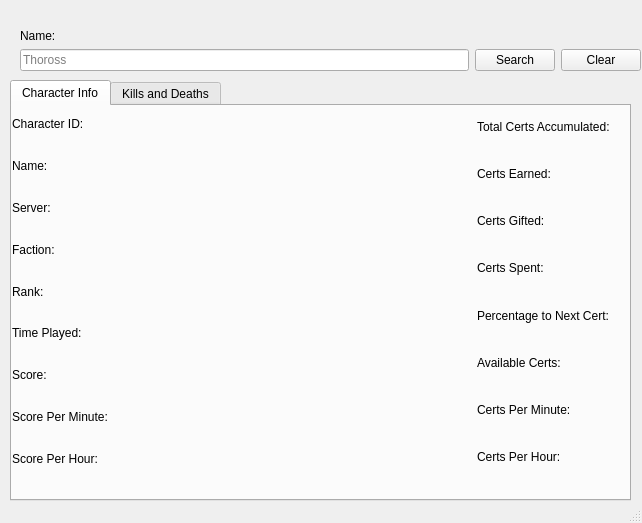
This is src/GUI/mainwindow.ui in Thoross/PS2-Stats as Qt 5 draws it before an edit. The edited form follows.
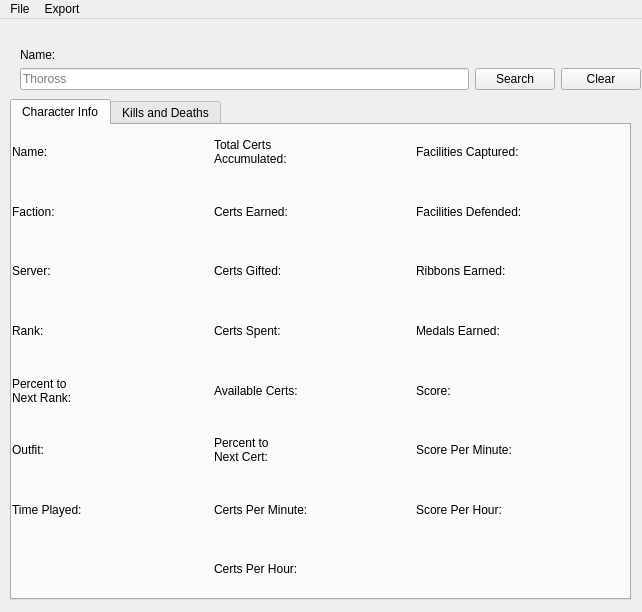
This is the edited form.

The edit to the form file:
```diff
--- a/src/GUI/mainwindow.ui
+++ b/src/GUI/mainwindow.ui
@@ -7,7 +7,7 @@
     <x>0</x>
     <y>0</y>
     <width>642</width>
-    <height>523</height>
+    <height>612</height>
    </rect>
   </property>
   <property name="windowTitle">
@@ -72,9 +72,15 @@
       <x>10</x>
       <y>80</y>
       <width>621</width>
-      <height>421</height>
+      <height>501</height>
      </rect>
     </property>
+    <property name="sizePolicy">
+     <sizepolicy hsizetype="Preferred" vsizetype="Preferred">
+      <horstretch>0</horstretch>
+      <verstretch>0</verstretch>
+     </sizepolicy>
+    </property>
     <property name="tabPosition">
      <enum>QTabWidget::North</enum>
     </property>
@@ -94,338 +100,326 @@
         <x>0</x>
         <y>0</y>
         <width>611</width>
-        <height>371</height>
+        <height>471</height>
        </rect>
       </property>
-      <layout class="QHBoxLayout" name="horizontalLayout">
-       <item>
-        <layout class="QVBoxLayout" name="verticalLayout_5">
-         <item>
-          <layout class="QHBoxLayout" name="horizontalLayout_26">
-           <item>
-            <widget class="QLabel" name="lbl_character_id">
+      <layout class="QGridLayout" name="gridLayout_3">
+       <item row="5" column="1">
+        <widget class="QLabel" name="lbl_outfit_value">
              <property name="text">
-              <string>Character ID:</string>
+          <string/>
              </property>
             </widget>
            </item>
-           <item>
-            <widget class="QLabel" name="lbl_character_value">
+       <item row="0" column="5">
+        <widget class="QLabel" name="lbl_facility_captured_value">
              <property name="text">
               <string/>
              </property>
             </widget>
            </item>
-          </layout>
-         </item>
-         <item>
-          <layout class="QHBoxLayout" name="horizontalLayout_27">
-           <item>
+       <item row="6" column="5">
+        <widget class="QLabel" name="lbl_sph_value">
+         <property name="text">
+          <string/>
+         </property>
+        </widget>
+       </item>
+       <item row="2" column="2">
+        <widget class="QLabel" name="lbl_gifted_certs">
+         <property name="text">
+          <string>Certs Gifted:</string>
+         </property>
+        </widget>
+       </item>
+       <item row="0" column="0">
             <widget class="QLabel" name="lbl_name">
              <property name="text">
               <string>Name:</string>
              </property>
             </widget>
            </item>
-           <item>
+       <item row="0" column="1">
             <widget class="QLabel" name="lbl_name_value">
              <property name="text">
               <string/>
              </property>
             </widget>
            </item>
-          </layout>
-         </item>
-         <item>
-          <layout class="QHBoxLayout" name="horizontalLayout_6">
-           <item>
-            <widget class="QLabel" name="lbl_server">
+       <item row="0" column="3">
+        <widget class="QLabel" name="lbl_total_certs_value">
              <property name="text">
-              <string>&lt;html&gt;&lt;head/&gt;&lt;body&gt;&lt;p&gt;Server:&lt;/p&gt;&lt;/body&gt;&lt;/html&gt;</string>
+          <string/>
              </property>
             </widget>
            </item>
-           <item>
-            <widget class="QLabel" name="lbl_server_value">
+       <item row="1" column="1">
+        <widget class="QLabel" name="lbl_faction_value">
              <property name="text">
               <string/>
              </property>
             </widget>
            </item>
-          </layout>
-         </item>
-         <item>
-          <layout class="QHBoxLayout" name="horizontalLayout_5">
-           <item>
+       <item row="1" column="0">
             <widget class="QLabel" name="lbl_faction">
              <property name="text">
               <string>Faction:</string>
              </property>
             </widget>
            </item>
-           <item>
-            <widget class="QLabel" name="lbl_faction_value">
+       <item row="2" column="0">
+        <widget class="QLabel" name="lbl_server">
              <property name="text">
+          <string>Server:</string>
+         </property>
+        </widget>
+       </item>
+       <item row="4" column="1">
+        <widget class="QLabel" name="lbl_percent_to_next_rank_value">
+         <property name="text">
               <string/>
              </property>
             </widget>
            </item>
-          </layout>
-         </item>
-         <item>
-          <layout class="QHBoxLayout" name="horizontalLayout_28">
-           <item>
-            <widget class="QLabel" name="lbl_rank">
-             <property name="sizePolicy">
-              <sizepolicy hsizetype="Preferred" vsizetype="Preferred">
-               <horstretch>0</horstretch>
-               <verstretch>0</verstretch>
-              </sizepolicy>
-             </property>
+       <item row="7" column="2">
+        <widget class="QLabel" name="lbl_cph">
+         <property name="text">
+          <string>Certs Per Hour:</string>
+         </property>
+        </widget>
+       </item>
+       <item row="0" column="4">
+        <widget class="QLabel" name="lbl_facility_captured">
+         <property name="text">
+          <string>Facilities Captured:</string>
+         </property>
+        </widget>
+       </item>
+       <item row="1" column="5">
+        <widget class="QLabel" name="lbl_facility_defended_value">
              <property name="text">
-              <string>Rank:</string>
+          <string/>
              </property>
             </widget>
            </item>
-           <item>
+       <item row="1" column="2">
+        <widget class="QLabel" name="lbl_earned_certs">
+         <property name="text">
+          <string>Certs Earned:</string>
+         </property>
+        </widget>
+       </item>
+       <item row="5" column="5">
+        <widget class="QLabel" name="lbl_spm_value">
+         <property name="text">
+          <string/>
+         </property>
+        </widget>
+       </item>
+       <item row="2" column="1">
+        <widget class="QLabel" name="lbl_server_value">
+         <property name="text">
+          <string/>
+         </property>
+        </widget>
+       </item>
+       <item row="6" column="1">
+        <widget class="QLabel" name="lbl_timeplayed_value">
+         <property name="text">
+          <string/>
+         </property>
+        </widget>
+       </item>
+       <item row="0" column="2">
+        <widget class="QLabel" name="lbl_total_certs">
+         <property name="text">
+          <string>Total Certs 
+Accumulated:</string>
+         </property>
+        </widget>
+       </item>
+       <item row="1" column="4">
+        <widget class="QLabel" name="lbl_faciliy_defended">
+         <property name="text">
+          <string>Facilities Defended:</string>
+         </property>
+        </widget>
+       </item>
+       <item row="3" column="1">
             <widget class="QLabel" name="lbl_rank_value">
              <property name="text">
               <string/>
              </property>
             </widget>
            </item>
-          </layout>
-         </item>
-         <item>
-          <layout class="QHBoxLayout" name="horizontalLayout_29">
-           <item>
+       <item row="6" column="0">
             <widget class="QLabel" name="lbl_timeplayed">
              <property name="text">
               <string>Time Played:</string>
              </property>
             </widget>
            </item>
-           <item>
-            <widget class="QLabel" name="lbl_timeplayed_value">
+       <item row="4" column="0">
+        <widget class="QLabel" name="lbl_percent_to_next_rank">
              <property name="text">
-              <string/>
+          <string>Percent to 
+Next Rank:</string>
              </property>
             </widget>
            </item>
-          </layout>
-         </item>
-         <item>
-          <layout class="QHBoxLayout" name="horizontalLayout_30">
-           <item>
-            <widget class="QLabel" name="lbl_score">
-             <property name="text">
-              <string>Score:</string>
-             </property>
-            </widget>
-           </item>
-           <item>
-            <widget class="QLabel" name="lbl_score_value">
-             <property name="text">
-              <string/>
-             </property>
-            </widget>
-           </item>
-          </layout>
-         </item>
-         <item>
-          <layout class="QHBoxLayout" name="horizontalLayout_21">
-           <item>
-            <widget class="QLabel" name="lbl_spm">
-             <property name="text">
-              <string>Score Per Minute:</string>
-             </property>
-            </widget>
-           </item>
-           <item>
-            <widget class="QLabel" name="lbl_spm_value">
-             <property name="text">
-              <string/>
-             </property>
-            </widget>
-           </item>
-          </layout>
-         </item>
-         <item>
-          <layout class="QHBoxLayout" name="horizontalLayout_22">
-           <item>
-            <widget class="QLabel" name="lbl_sph">
-             <property name="text">
-              <string>Score Per Hour:</string>
-             </property>
-            </widget>
-           </item>
-           <item>
-            <widget class="QLabel" name="lbl_sph_value">
-             <property name="text">
-              <string/>
-             </property>
-            </widget>
-           </item>
-          </layout>
-         </item>
-        </layout>
-       </item>
-       <item>
-        <layout class="QVBoxLayout" name="verticalLayout_4">
-         <item>
-          <layout class="QHBoxLayout" name="horizontalLayout_7">
-           <item>
-            <widget class="QLabel" name="lbl_total_certs">
-             <property name="text">
-              <string>Total Certs Accumulated:</string>
-             </property>
-            </widget>
-           </item>
-           <item>
-            <widget class="QLabel" name="lbl_total_certs_value">
-             <property name="text">
-              <string/>
-             </property>
-            </widget>
-           </item>
-          </layout>
-         </item>
-         <item>
-          <layout class="QHBoxLayout" name="horizontalLayout_4">
-           <item>
-            <widget class="QLabel" name="lbl_certs">
-             <property name="text">
-              <string>Certs Earned:</string>
-             </property>
-            </widget>
-           </item>
-           <item>
-            <widget class="QLabel" name="lbl_certs_value">
-             <property name="text">
-              <string/>
-             </property>
-            </widget>
-           </item>
-          </layout>
-         </item>
-         <item>
-          <layout class="QHBoxLayout" name="horizontalLayout_10">
-           <item>
-            <widget class="QLabel" name="lbl_gifted_certs">
-             <property name="text">
-              <string>Certs Gifted:</string>
-             </property>
-            </widget>
-           </item>
-           <item>
-            <widget class="QLabel" name="lbl_gifted_certs_value">
-             <property name="text">
-              <string/>
-             </property>
-            </widget>
-           </item>
-          </layout>
-         </item>
-         <item>
-          <layout class="QHBoxLayout" name="horizontalLayout_3">
-           <item>
+       <item row="3" column="2">
             <widget class="QLabel" name="lbl_spent_certs">
              <property name="text">
               <string>Certs Spent:</string>
              </property>
             </widget>
            </item>
-           <item>
-            <widget class="QLabel" name="lbl_spent_certs_value">
+       <item row="1" column="3">
+        <widget class="QLabel" name="lbl_earned_certs_value">
              <property name="text">
               <string/>
              </property>
             </widget>
            </item>
-          </layout>
-         </item>
-         <item>
-          <layout class="QHBoxLayout" name="horizontalLayout_25">
-           <item>
-            <widget class="QLabel" name="lbl_percentage_to_next">
+       <item row="2" column="4">
+        <widget class="QLabel" name="lbl_ribbons_earned">
+         <property name="text">
+          <string>Ribbons Earned:</string>
+         </property>
+        </widget>
+       </item>
+       <item row="5" column="3">
+        <widget class="QLabel" name="lbl_percent_to_next_cert_value">
              <property name="text">
-              <string>Percentage to Next Cert:</string>
+          <string/>
              </property>
             </widget>
            </item>
-           <item>
-            <widget class="QLabel" name="lbl_percentage_to_next_value">
+       <item row="2" column="5">
+        <widget class="QLabel" name="lbl_ribbons_earned_value">
              <property name="text">
               <string/>
              </property>
             </widget>
            </item>
-          </layout>
-         </item>
-         <item>
-          <layout class="QHBoxLayout" name="horizontalLayout_8">
-           <item>
+       <item row="4" column="3">
+        <widget class="QLabel" name="lbl_available_certs_value">
+         <property name="text">
+          <string/>
+         </property>
+        </widget>
+       </item>
+       <item row="3" column="4">
+        <widget class="QLabel" name="lbl_medals_earned">
+         <property name="text">
+          <string>Medals Earned:</string>
+         </property>
+        </widget>
+       </item>
+       <item row="3" column="0">
+        <widget class="QLabel" name="lbl_rank">
+         <property name="sizePolicy">
+          <sizepolicy hsizetype="Preferred" vsizetype="Preferred">
+           <horstretch>0</horstretch>
+           <verstretch>0</verstretch>
+          </sizepolicy>
+         </property>
+         <property name="text">
+          <string>Rank:</string>
+         </property>
+        </widget>
+       </item>
+       <item row="5" column="0">
+        <widget class="QLabel" name="lbl_outfit">
+         <property name="text">
+          <string>Outfit:</string>
+         </property>
+        </widget>
+       </item>
+       <item row="4" column="2">
             <widget class="QLabel" name="lbl_available_certs">
              <property name="text">
               <string>Available Certs:</string>
              </property>
             </widget>
            </item>
-           <item>
-            <widget class="QLabel" name="lbl_available_certs_value">
+       <item row="3" column="3">
+        <widget class="QLabel" name="lbl_spent_certs_value">
              <property name="text">
               <string/>
              </property>
             </widget>
            </item>
-          </layout>
-         </item>
-         <item>
-          <layout class="QHBoxLayout" name="horizontalLayout_23">
-           <item>
+       <item row="6" column="2">
             <widget class="QLabel" name="lbl_cpm">
-             <property name="sizePolicy">
-              <sizepolicy hsizetype="Preferred" vsizetype="Preferred">
-               <horstretch>0</horstretch>
-               <verstretch>0</verstretch>
-              </sizepolicy>
-             </property>
              <property name="text">
               <string>Certs Per Minute:</string>
              </property>
             </widget>
            </item>
-           <item>
+       <item row="2" column="3">
+        <widget class="QLabel" name="lbl_gifted_certs_value">
+         <property name="text">
+          <string/>
+         </property>
+        </widget>
+       </item>
+       <item row="6" column="3">
             <widget class="QLabel" name="lbl_cpm_value">
              <property name="text">
               <string/>
              </property>
             </widget>
            </item>
-          </layout>
-         </item>
-         <item>
-          <layout class="QHBoxLayout" name="horizontalLayout_24">
-           <item>
-            <widget class="QLabel" name="lbl_cph">
+       <item row="5" column="2">
+        <widget class="QLabel" name="lbl_percent_to_next_cert">
              <property name="text">
-              <string>Certs Per Hour:</string>
+          <string>Percent to 
+Next Cert:</string>
              </property>
             </widget>
            </item>
-           <item>
+       <item row="7" column="3">
             <widget class="QLabel" name="lbl_cph_value">
              <property name="text">
               <string/>
              </property>
             </widget>
            </item>
-          </layout>
-         </item>
-         <item>
-          <layout class="QHBoxLayout" name="horizontalLayout_9"/>
-         </item>
-        </layout>
+       <item row="4" column="5">
+        <widget class="QLabel" name="lbl_score_value">
+         <property name="text">
+          <string/>
+         </property>
+        </widget>
+       </item>
+       <item row="3" column="5">
+        <widget class="QLabel" name="lbl_medals_earned_value">
+         <property name="text">
+          <string/>
+         </property>
+        </widget>
+       </item>
+       <item row="4" column="4">
+        <widget class="QLabel" name="lbl_score">
+         <property name="text">
+          <string>Score:</string>
+         </property>
+        </widget>
+       </item>
+       <item row="5" column="4">
+        <widget class="QLabel" name="lbl_spm">
+         <property name="text">
+          <string>Score Per Minute:</string>
+         </property>
+        </widget>
+       </item>
+       <item row="6" column="4">
+        <widget class="QLabel" name="lbl_sph">
+         <property name="text">
+          <string>Score Per Hour:</string>
+         </property>
+        </widget>
        </item>
       </layout>
      </widget>
@@ -661,8 +655,31 @@
      <height>22</height>
     </rect>
    </property>
-  </widget>
-  <widget class="QStatusBar" name="statusbar"/>
+   <widget class="QMenu" name="menuFile">
+    <property name="title">
+     <string>File</string>
+    </property>
+    <addaction name="actionQuit"/>
+   </widget>
+   <widget class="QMenu" name="menuExport">
+    <property name="title">
+     <string>Export</string>
+    </property>
+    <addaction name="ExportCSV"/>
+   </widget>
+   <addaction name="menuFile"/>
+   <addaction name="menuExport"/>
+  </widget>
+  <action name="actionQuit">
+   <property name="text">
+    <string>Quit</string>
+   </property>
+  </action>
+  <action name="ExportCSV">
+   <property name="text">
+    <string>CSV</string>
+   </property>
+  </action>
  </widget>
  <resources/>
  <connections/>
```
Left out of the diff: 199 changed lines with no effect on the pictures. Lines whose indentation alone changed are shown as unchanged.
